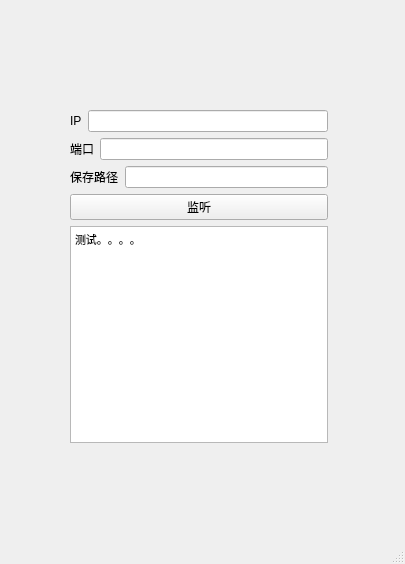
First picture: the form in FileServer/fileserver.ui, repository HectorJiang/CPP, before the edit.
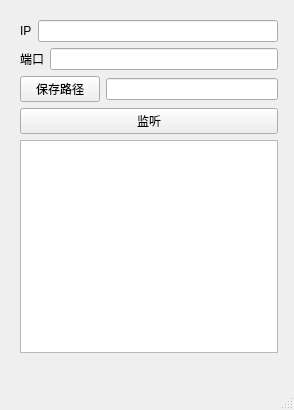
Second picture: the form after the edit.

Commit message: update(Server and Client):update basic ui

```diff
--- a/FileServer/fileserver.ui
+++ b/FileServer/fileserver.ui
@@ -6,19 +6,19 @@
    <rect>
     <x>0</x>
     <y>0</y>
-    <width>405</width>
-    <height>564</height>
+    <width>294</width>
+    <height>410</height>
    </rect>
   </property>
   <property name="windowTitle">
    <string>FileServer</string>
   </property>
   <widget class="QWidget" name="centralwidget">
-   <widget class="QWidget" name="">
+   <widget class="QWidget" name="layoutWidget">
     <property name="geometry">
      <rect>
-      <x>70</x>
-      <y>110</y>
+      <x>20</x>
+      <y>20</y>
       <width>258</width>
       <height>333</height>
      </rect>
@@ -55,7 +55,7 @@
      <item>
       <layout class="QHBoxLayout" name="horizontalLayout_3">
        <item>
-        <widget class="QLabel" name="label_3">
+        <widget class="QPushButton" name="m_pBtnStorePath">
          <property name="text">
           <string>保存路径</string>
          </property>
@@ -79,8 +79,8 @@
         <string>&lt;!DOCTYPE HTML PUBLIC &quot;-//W3C//DTD HTML 4.0//EN&quot; &quot;http://www.w3.org/TR/REC-html40/strict.dtd&quot;&gt;
 &lt;html&gt;&lt;head&gt;&lt;meta name=&quot;qrichtext&quot; content=&quot;1&quot; /&gt;&lt;style type=&quot;text/css&quot;&gt;
 p, li { white-space: pre-wrap; }
-&lt;/style&gt;&lt;/head&gt;&lt;body style=&quot; font-family:'MS Shell Dlg 2'; font-size:8pt; font-weight:400; font-style:normal;&quot;&gt;
-&lt;p style=&quot; margin-top:0px; margin-bottom:0px; margin-left:0px; margin-right:0px; -qt-block-indent:0; text-indent:0px;&quot;&gt;&lt;span style=&quot; font-family:'MS Shell Dlg 2';&quot;&gt;测试。。。。&lt;/span&gt;&lt;/p&gt;&lt;/body&gt;&lt;/html&gt;</string>
+&lt;/style&gt;&lt;/head&gt;&lt;body style=&quot; font-family:'SimSun'; font-size:9pt; font-weight:400; font-style:normal;&quot;&gt;
+&lt;p style=&quot;-qt-paragraph-type:empty; margin-top:0px; margin-bottom:0px; margin-left:0px; margin-right:0px; -qt-block-indent:0; text-indent:0px; font-family:'SimSun';&quot;&gt;&lt;br /&gt;&lt;/p&gt;&lt;/body&gt;&lt;/html&gt;</string>
        </property>
       </widget>
      </item>
```
Left out of the diff: 18 changed lines with no effect on the pictures. The commit also changes 6 other files.
